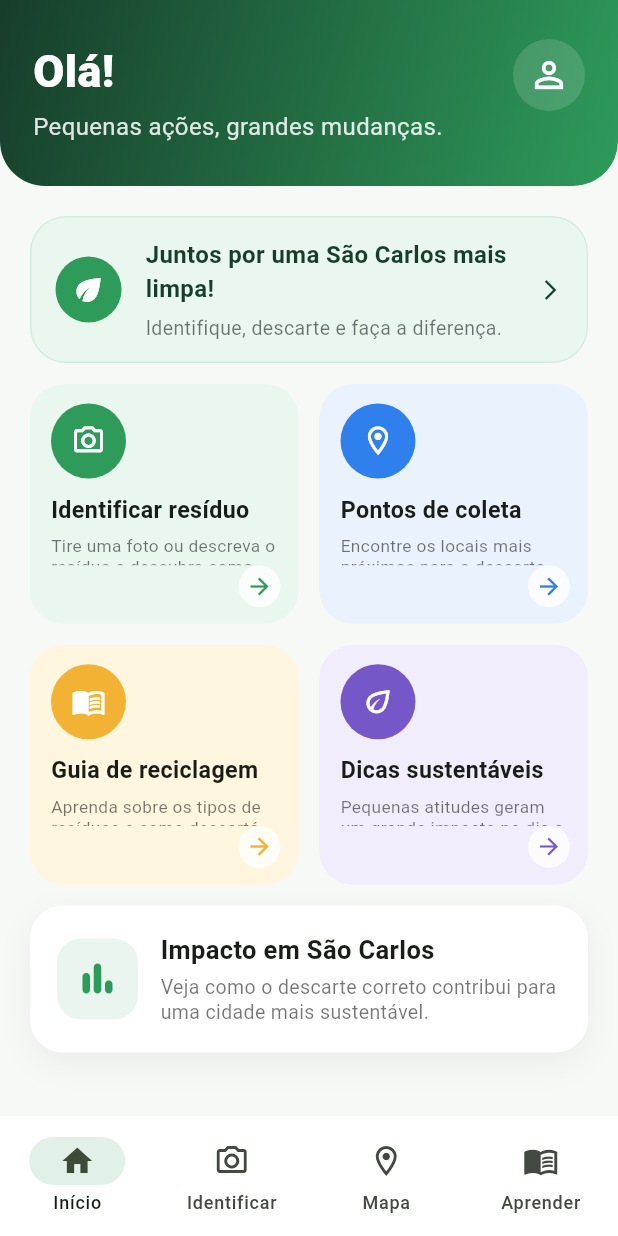
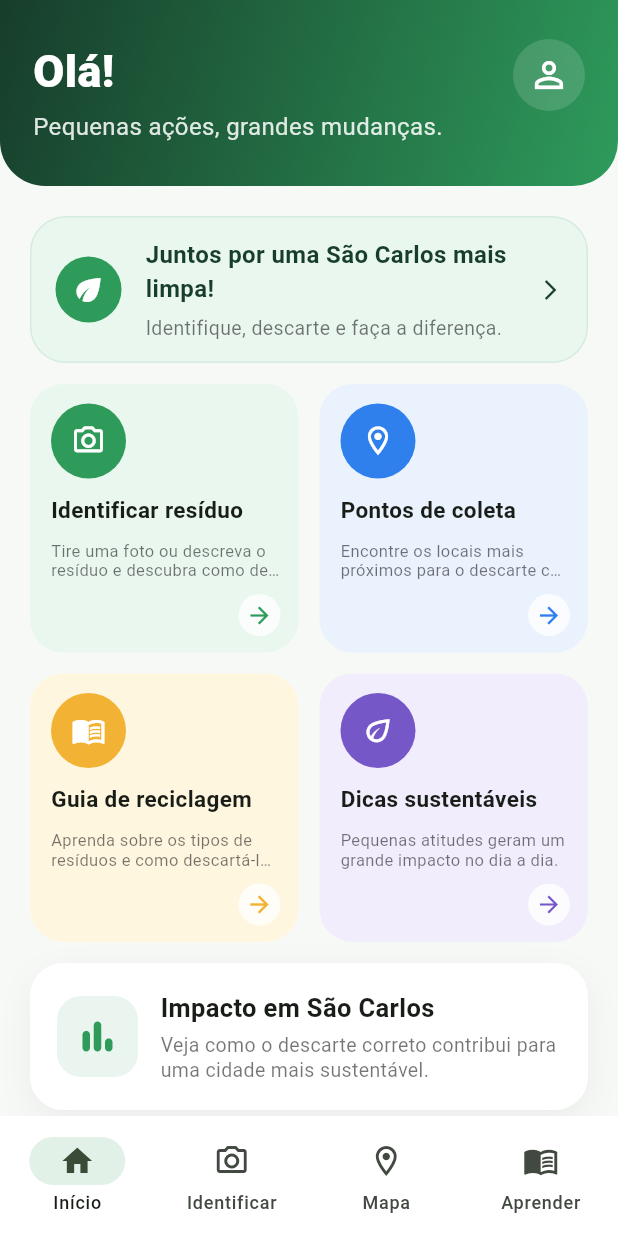
Before and after one commit to KauanMascaro26/projeto_final_curso, a Flutter app: the screen it shows after launch, on a phone screen of 412 x 824 dp. Run offline on Flutter 3.47's test engine with Material 3 defaults, Android fonts, the light colour scheme and no system bars; our stand-ins replace geolocator, google_maps_flutter.

Commit message:
fix: show feature card subtitles

```diff
--- a/mobile/descarte_inteligente/lib/screens/home/home_screen.dart
+++ b/mobile/descarte_inteligente/lib/screens/home/home_screen.dart
@@ -348,7 +348,7 @@ class _HomeScreenState extends State<HomeScreen> {
       physics: const NeverScrollableScrollPhysics(),
       crossAxisSpacing: 14,
       mainAxisSpacing: 14,
-      childAspectRatio: 1.12,
+      childAspectRatio: 1.00,
       children: [
         _FeatureCard(
           icon: Icons.camera_alt_outlined,
@@ -492,23 +492,23 @@ class _FeatureCard extends StatelessWidget {
               Text(
                 title,
                 style: const TextStyle(
-                  fontSize: 15.5,
+                  fontSize: 15,
                   fontWeight: FontWeight.bold,
                 ),
               ),
               const SizedBox(height: 6),
-              Expanded(
-                child: Text(
-                  description,
-                  style: const TextStyle(
-                    fontSize: 11.5,
-                    color: Colors.black54,
-                    height: 1.25,
-                  ),
-                  maxLines: 3,
-                  overflow: TextOverflow.ellipsis,
+              const SizedBox(height: 5),
+              Text(
+                description,
+                style: const TextStyle(
+                  fontSize: 11,
+                  color: Colors.black54,
+                  height: 1.2,
                 ),
+                maxLines: 2,
+                overflow: TextOverflow.ellipsis,
               ),
+              const Spacer(),
               Align(
                 alignment: Alignment.bottomRight,
                 child: Container(
```
